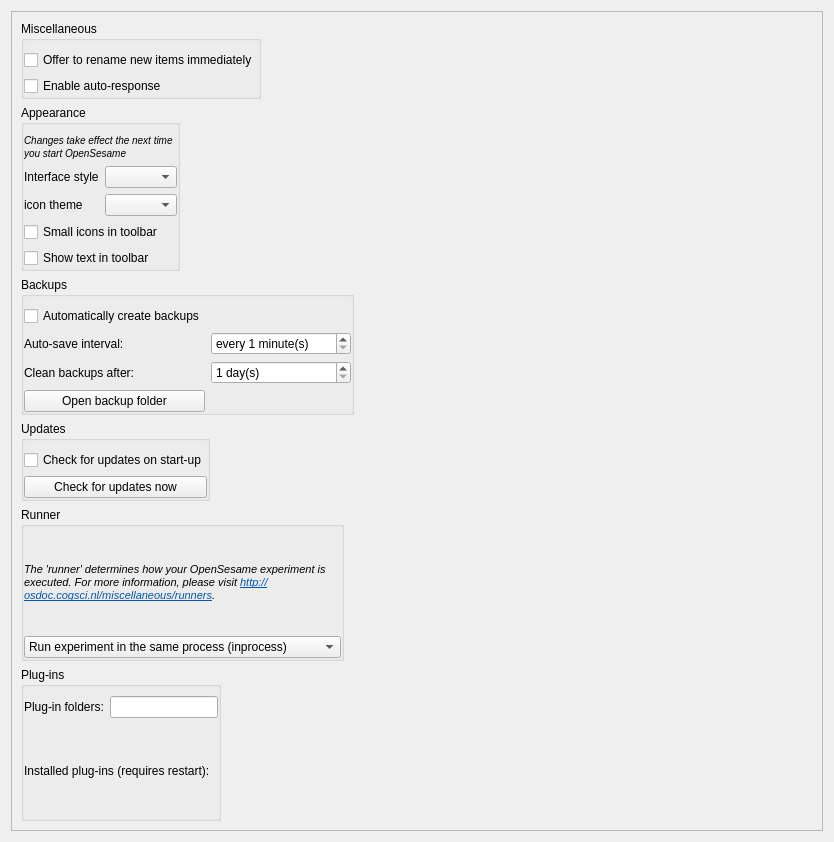
Before: the Qt Designer form resources/ui/widgets/preferences_widget.ui in open-cogsci/OpenSesame, drawn with Qt 5.
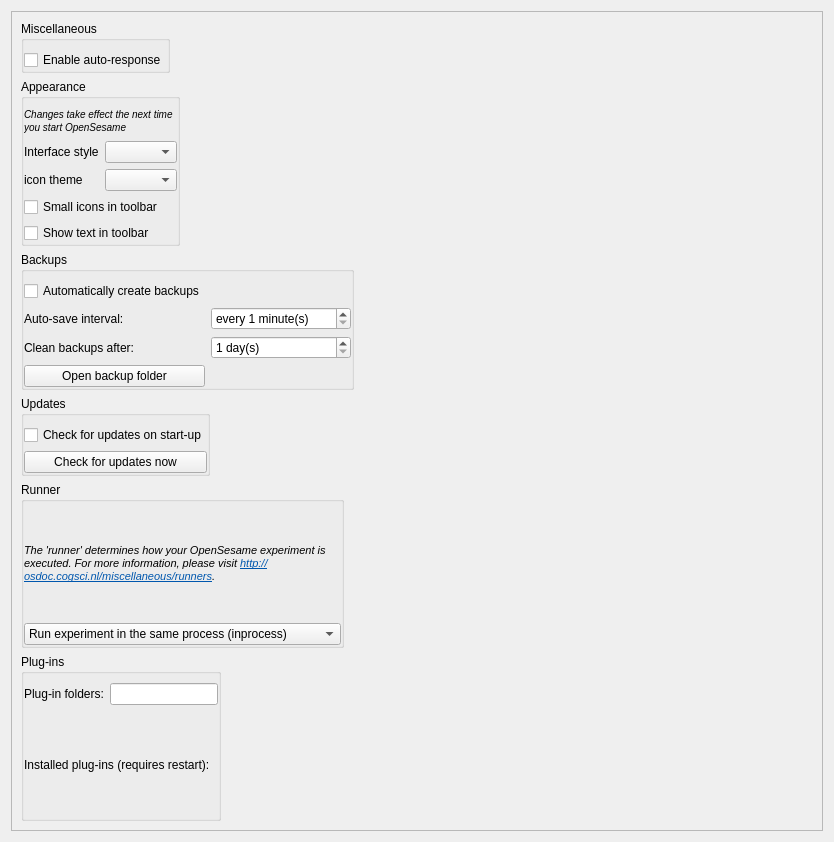
After: the same form once the commit is applied. Icons and pictures are not drawn.

Commit message: preferences: remove deprecated immediate rename option

```diff
--- a/resources/ui/widgets/preferences_widget.ui
+++ b/resources/ui/widgets/preferences_widget.ui
@@ -24,8 +24,8 @@
        <rect>
         <x>0</x>
         <y>0</y>
-        <width>820</width>
-        <height>828</height>
+        <width>816</width>
+        <height>824</height>
        </rect>
       </property>
       <layout class="QVBoxLayout" name="verticalLayout_2">
@@ -51,13 +51,6 @@
            <number>0</number>
           </property>
           <item row="0" column="0">
-           <widget class="QCheckBox" name="checkbox_immediately_rename">
-            <property name="text">
-             <string>Offer to rename new items immediately</string>
-            </property>
-           </widget>
-          </item>
-          <item row="1" column="0">
            <widget class="QCheckBox" name="checkbox_autoresponse">
             <property name="text">
              <string>Enable auto-response</string>
```
The commit also changes 2 other files.
